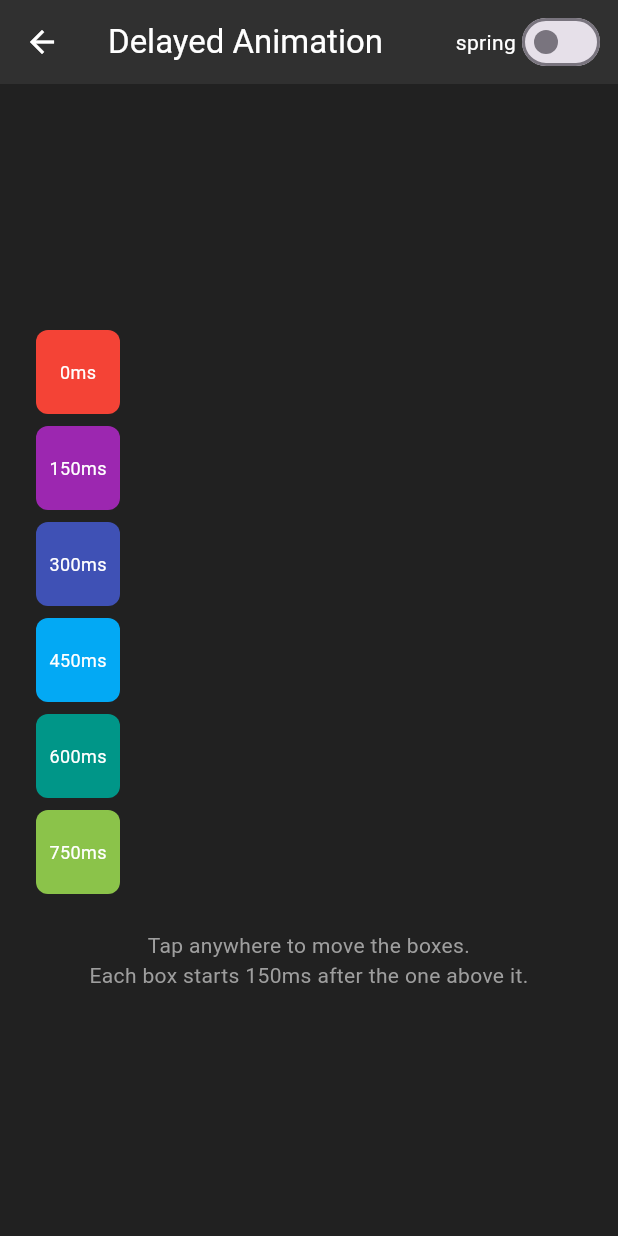
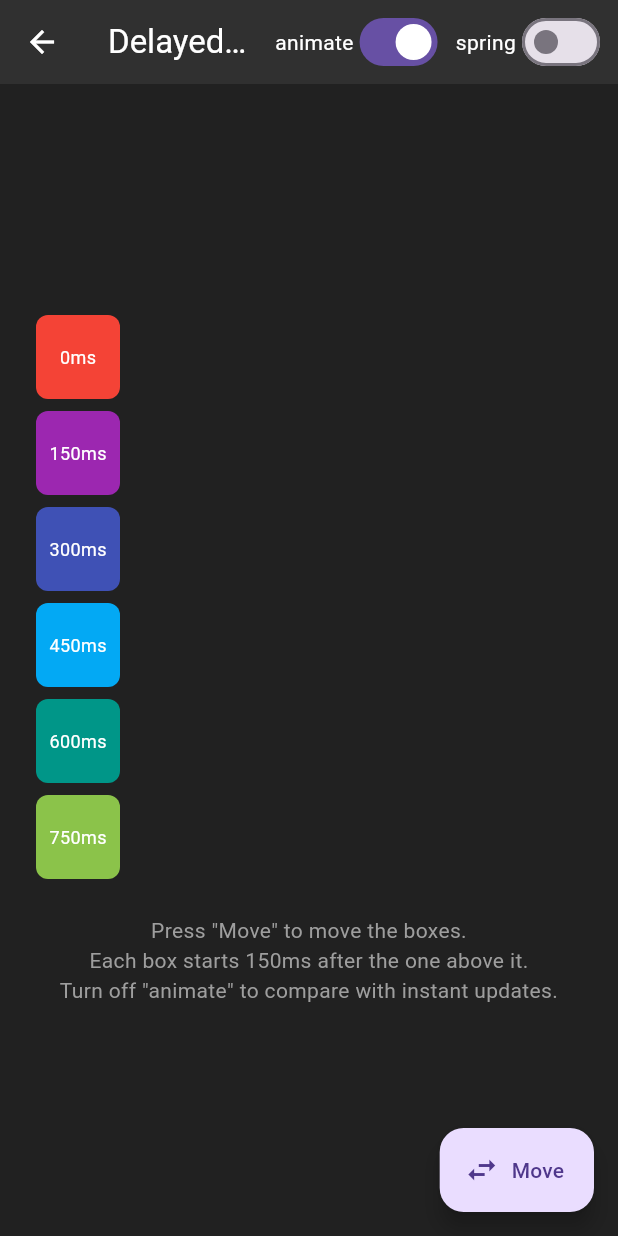
Before and after one commit to chooyan-eng/animated_to, a Flutter app: the screen it shows after launch, in the side drawer, after a tap on "Delayed Animation", on a phone screen of 412 x 824 dp. Run offline on Flutter 3.47's test engine with Material 3 defaults, Android fonts, the phone set to English and light mode, and no system bars; missing offline and left inert: motor.

Commit message:
add: Move button and animate toggle to delayed animation example
An explicit FAB makes the moment of the tap visible (important for
perceiving the delay), and the animate switch toggles AnimatedTo's
enabled flag for comparing delayed animation with instant updates.

Co-Authored-By: Claude Fable 5 <noreply@anthropic.com>

```diff
--- a/example/lib/delayed_animation_page.dart
+++ b/example/lib/delayed_animation_page.dart
@@ -7,12 +7,12 @@ import 'package:flutter/material.dart';
 /// to animate, so a single rebuild produces a staggered (cascading) motion.
 ///
 /// Things to try:
-/// - Tap once and watch the cascade: boxes further down start later.
-/// - Tap again quickly while boxes are still waiting: the destination is
-///   updated without resetting each box's deadline.
-/// - Tap again while boxes are animating: a running animation keeps going to
-///   its original destination and is redirected only after the new delay
-///   expires.
+/// - Press "Move" once and watch the cascade: boxes further down start later.
+/// - Press "Move" again while boxes are still waiting: each press reserves
+///   its own start (deadlines are never reset), so the first reservation
+///   departs on time and the next one redirects afterwards — including
+///   coming back when the destination is the original position.
+/// - Turn off "animate" to compare with instant (non-animated) updates.
 class DelayedAnimationPage extends StatefulWidget {
   const DelayedAnimationPage({super.key});
 
@@ -25,6 +25,7 @@ class _DelayedAnimationPageState extends State<DelayedAnimationPage> {
 
   bool _isLeft = true;
   bool _useSpring = false;
+  bool _animationEnabled = true;
 
   final _keys = List.generate(_boxCount, (index) => GlobalKey());
 
@@ -40,6 +41,12 @@ class _DelayedAnimationPageState extends State<DelayedAnimationPage> {
             style: TextStyle(color: Colors.white),
           ),
           actions: [
+            const Text('animate', style: TextStyle(color: Colors.white)),
+            Switch(
+              value: _animationEnabled,
+              onChanged: (value) => setState(() => _animationEnabled = value),
+            ),
+            const SizedBox(width: 8),
             const Text('spring', style: TextStyle(color: Colors.white)),
             Switch(
               value: _useSpring,
@@ -49,17 +56,18 @@ class _DelayedAnimationPageState extends State<DelayedAnimationPage> {
           ],
         ),
         backgroundColor: Colors.grey[900],
-        body: GestureDetector(
-          behavior: HitTestBehavior.opaque,
-          onTap: () => setState(() => _isLeft = !_isLeft),
-          child: SizedBox.expand(
+        floatingActionButton: FloatingActionButton.extended(
+          onPressed: () => setState(() => _isLeft = !_isLeft),
+          icon: const Icon(Icons.swap_horiz),
+          label: const Text('Move'),
+        ),
+        body: SizedBox.expand(
           child: Padding(
             padding: const EdgeInsets.all(24),
             child: Column(
               mainAxisAlignment: MainAxisAlignment.center,
-                crossAxisAlignment: _isLeft
-                    ? CrossAxisAlignment.start
-                    : CrossAxisAlignment.end,
+              crossAxisAlignment:
+                  _isLeft ? CrossAxisAlignment.start : CrossAxisAlignment.end,
               children: [
                 for (var i = 0; i < _boxCount; i++)
                   Padding(
@@ -69,14 +77,14 @@ class _DelayedAnimationPageState extends State<DelayedAnimationPage> {
                 const SizedBox(height: 16),
                 Center(
                   child: Text(
-                      'Tap anywhere to move the boxes.\n'
-                      'Each box starts 150ms after the one above it.',
+                    'Press "Move" to move the boxes.\n'
+                    'Each box starts 150ms after the one above it.\n'
+                    'Turn off "animate" to compare with instant updates.',
                     textAlign: TextAlign.center,
                     style: TextStyle(color: Colors.grey[500]),
                   ),
                 ),
               ],
-              ),
             ),
           ),
         ),
@@ -104,11 +112,13 @@ class _DelayedAnimationPageState extends State<DelayedAnimationPage> {
         ? AnimatedTo.spring(
             globalKey: _keys[index],
             delay: delay,
+            enabled: _animationEnabled,
             child: child,
           )
         : AnimatedTo.curve(
             globalKey: _keys[index],
             delay: delay,
+            enabled: _animationEnabled,
             duration: const Duration(milliseconds: 400),
             curve: Curves.easeInOut,
             child: child,
```
Lines whose indentation alone changed are shown as unchanged.
